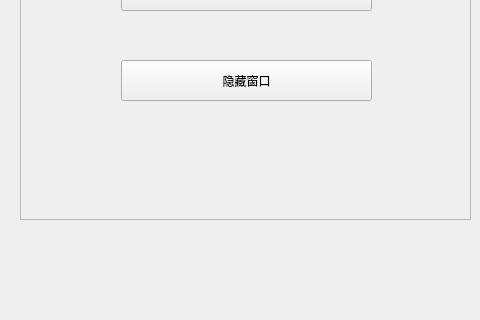
Old version of the form plasma_beautifier_qt.ui in the repository kde-yyds/plasma-beautifier-qt; both pictures show x 800 to 1280 and y 291 to 611 of the 1280 by 720 pixel window.
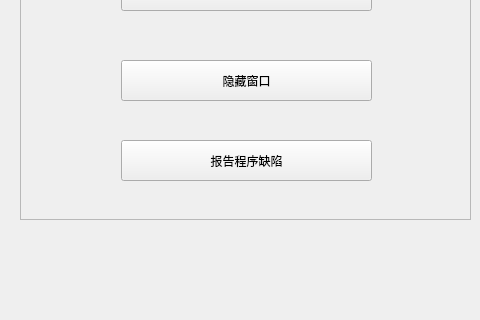
New version of the form.

What changed in the file:
```diff
--- a/plasma_beautifier_qt.ui
+++ b/plasma_beautifier_qt.ui
@@ -531,6 +531,19 @@
        <string>隐藏窗口</string>
       </property>
      </widget>
+     <widget class="QPushButton" name="pushButton_16">
+      <property name="geometry">
+       <rect>
+        <x>100</x>
+        <y>350</y>
+        <width>251</width>
+        <height>41</height>
+       </rect>
+      </property>
+      <property name="text">
+       <string>报告程序缺陷</string>
+      </property>
+     </widget>
     </widget>
    </widget>
   </widget>
```
